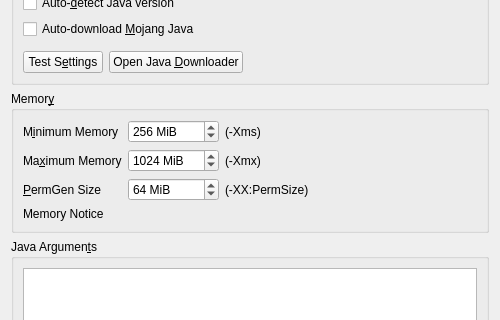
The window that launcher/ui/widgets/JavaSettingsWidget.ui (FreesmTeam/FreesmLauncher) describes before a commit, drawn with Qt 5; both pictures show x 0 to 500 and y 181 to 501 of the 500 by 1000 pixel window.
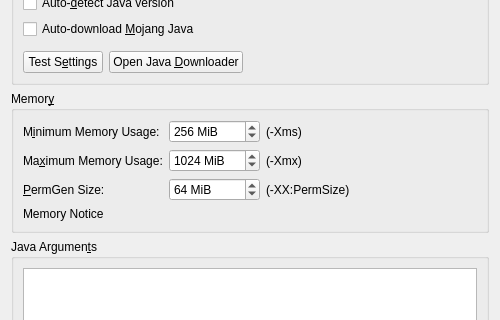
The same window after the commit.

Commit message: Add colons to single-line settings

What changed in the file:
```diff
--- a/launcher/ui/widgets/JavaSettingsWidget.ui
+++ b/launcher/ui/widgets/JavaSettingsWidget.ui
@@ -299,7 +299,7 @@
       <item row="2" column="0">
        <widget class="QLabel" name="label_11">
         <property name="text">
-         <string>&amp;PermGen Size</string>
+         <string>&amp;PermGen Size:</string>
         </property>
         <property name="buddy">
          <cstring>permGenSpinBox</cstring>
@@ -316,7 +316,7 @@
       <item row="1" column="0">
        <widget class="QLabel" name="labelMaxMem">
         <property name="text">
-         <string>Ma&amp;ximum Memory</string>
+         <string>Ma&amp;ximum Memory Usage:</string>
         </property>
         <property name="buddy">
          <cstring>maxMemSpinBox</cstring>
@@ -326,7 +326,7 @@
       <item row="0" column="0">
        <widget class="QLabel" name="labelMinMem">
         <property name="text">
-         <string>M&amp;inimum Memory</string>
+         <string>M&amp;inimum Memory Usage:</string>
         </property>
         <property name="buddy">
          <cstring>minMemSpinBox</cstring>
```
The commit also changes 4 other files.
